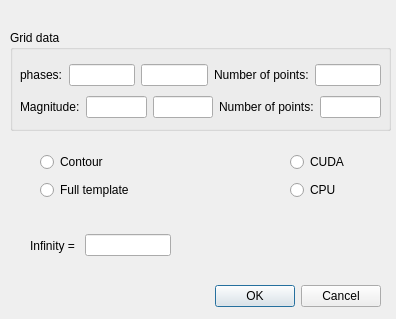
Old version of the form src/gui/boundaries/boundary_grid_dialog.ui in the repository Isaac-Martinez-Forte/QFTbx.
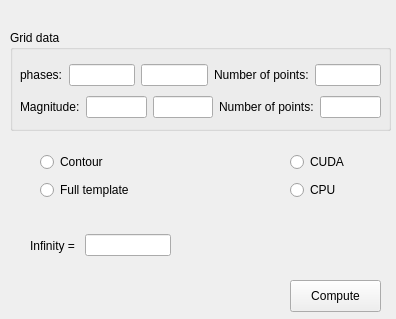
New version of the form.

Commit message: Lay the phases out on a canvas of cards instead of in dialogs

What changed in the file:
```diff
--- a/src/gui/boundaries/boundary_grid_dialog.ui
+++ b/src/gui/boundaries/boundary_grid_dialog.ui
@@ -1,7 +1,7 @@
 <?xml version="1.0" encoding="UTF-8"?>
 <ui version="4.0">
  <class>BoundaryGridDialog</class>
- <widget class="QDialog" name="BoundaryGridDialog">
+ <widget class="QWidget" name="BoundaryGridDialog">
   <property name="windowModality">
    <enum>Qt::WindowModal</enum>
   </property>
@@ -16,20 +16,17 @@
   <property name="windowTitle">
    <string>Dialog</string>
   </property>
-  <widget class="QDialogButtonBox" name="buttonBox">
+  <widget class="QPushButton" name="okButton">
    <property name="geometry">
     <rect>
-     <x>40</x>
+     <x>290</x>
      <y>280</y>
-     <width>341</width>
+     <width>91</width>
      <height>32</height>
     </rect>
    </property>
-   <property name="orientation">
-    <enum>Qt::Horizontal</enum>
-   </property>
-   <property name="standardButtons">
-    <set>QDialogButtonBox::Cancel|QDialogButtonBox::Ok</set>
+   <property name="text">
+    <string>Compute</string>
    </property>
   </widget>
   <widget class="QGroupBox" name="groupBox">
```
Left out of the diff: 34 changed lines with no effect on the pictures. The commit also changes 50 other files.
